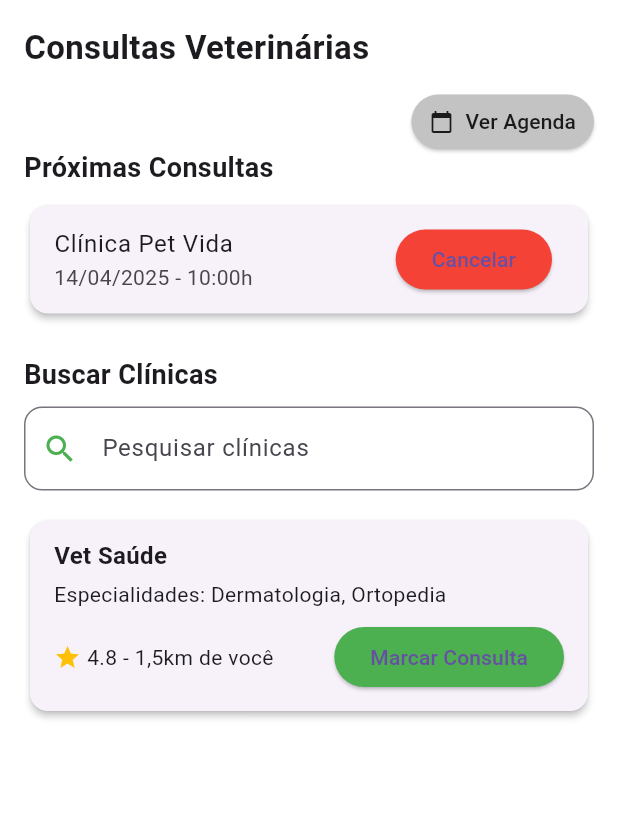
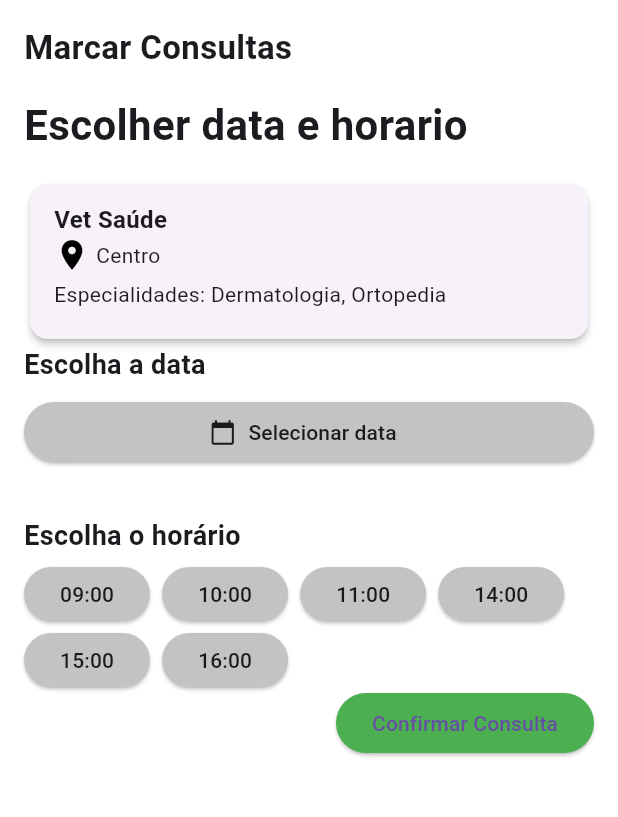
Before and after one commit to Mariaheloisaag/Health-Pet, a Flutter app: the screen it shows after launch, on a phone screen of 412 x 824 dp, the part 90-907 px from its top. Run offline on Flutter 3.47's test engine with Material 3 defaults, Android fonts, the light colour scheme and no system bars.

Commit message:
Tela de Marcar Consultas

```diff
--- a/lib/main.dart
+++ b/lib/main.dart
@@ -1,10 +1,12 @@
   import 'package:flutter/material.dart';
+  import 'package:flutter_base_page/marcarconsultas_screen.dart';
   import 'consultas_screen.dart';
+  import 'marcarconsultas_screen.dart';
 
   void main() {
     runApp(MaterialApp(
       debugShowCheckedModeBanner: false,
-      home: ConsultasScreen(),
+      home: MarcarconsultasScreen(),
     ));
   }
 
--- /dev/null
+++ b/lib/marcarconsultas_screen.dart
@@ -0,0 +1,221 @@
+import 'package:flutter/material.dart';
+import 'agendas_screen.dart';
+
+class MarcarconsultasScreen extends StatefulWidget {
+  const MarcarconsultasScreen({super.key});
+
+  @override
+  State<MarcarconsultasScreen> createState() => _MarcarconsultasScreenState();
+}
+
+class _MarcarconsultasScreenState extends State<MarcarconsultasScreen> {
+  DateTime? dataSelecionada;
+  String? horarioSelecionado;
+
+  final List<String> horariosDisponiveis = [
+    '09:00',
+    '10:00',
+    '11:00',
+    '14:00',
+    '15:00',
+    '16:00',
+  ];
+
+  @override
+  Widget build(BuildContext context) {
+    return Scaffold(
+      appBar: PreferredSize(
+        preferredSize: const Size.fromHeight(60),
+        child: AppBar(
+          backgroundColor: const Color(0xFFB2E898),
+          elevation: 0,
+          leading: IconButton(
+            icon: Icon(Icons.arrow_back, color: Colors.green[900]),
+            onPressed: () {
+              Navigator.pop(context);
+            },
+          ),
+          centerTitle: true,
+          title: Image.asset('assets/logo.png', height: 90),
+        ),
+      ),
+      body: Container(
+        color: Colors.white,
+        padding: const EdgeInsets.all(16),
+        child: ListView(
+          children: [
+            const Text(
+              'Marcar Consultas',
+              style: TextStyle(fontSize: 22, fontWeight: FontWeight.bold),
+            ),
+            const SizedBox(height: 16),
+            const Text(
+              'Escolher data e horario',
+              style: TextStyle(fontSize: 28, fontWeight: FontWeight.bold),
+            ),
+            const SizedBox(height: 16),
+
+            // Clínica
+            Card(
+              elevation: 2,
+              shape: RoundedRectangleBorder(
+                borderRadius: BorderRadius.circular(12),
+              ),
+              child: Padding(
+                padding: const EdgeInsets.symmetric(
+                  vertical: 12,
+                  horizontal: 16,
+                ),
+                child: Column(
+                  crossAxisAlignment: CrossAxisAlignment.start,
+                  children: [
+                    const Text(
+                      'Vet Saúde',
+                      style: TextStyle(
+                        fontSize: 16,
+                        fontWeight: FontWeight.bold,
+                      ),
+                    ),
+                    Row(
+                      children: const [
+                        Icon(Icons.location_on, color: Colors.black),
+                        SizedBox(width: 4),
+                        Text('Centro'),
+                      ],
+                    ),
+                    const SizedBox(height: 4),
+                    const Text('Especialidades: Dermatologia, Ortopedia'),
+                    const SizedBox(height: 8),
+                  ],
+                ),
+              ),
+            ),
+
+            const Text(
+              'Escolha a data',
+              style: TextStyle(fontSize: 18, fontWeight: FontWeight.w600),
+            ),
+            const SizedBox(height: 8),
+
+            ElevatedButton.icon(
+              style: ElevatedButton.styleFrom(
+                backgroundColor: const Color.fromARGB(255, 194, 195, 194),
+              ),
+              onPressed: () async {
+                DateTime? picked = await showDatePicker(
+                  context: context,
+                  initialDate: dataSelecionada ?? DateTime.now(),
+                  firstDate: DateTime(2000),
+                  lastDate: DateTime(2100),
+                );
+                if (picked != null) {
+                  setState(() {
+                    dataSelecionada = picked;
+                  });
+                }
+              },
+              icon: const Icon(Icons.calendar_today, color: Colors.black87),
+              label: Text(
+                dataSelecionada == null
+                    ? 'Selecionar data'
+                    : '${dataSelecionada!.day}/${dataSelecionada!.month}/${dataSelecionada!.year}',
+                style: const TextStyle(color: Colors.black87),
+              ),
+            ),
+
+            const SizedBox(height: 16),
+            const SizedBox(height: 16),
+            const Text(
+              'Escolha o horário',
+              style: TextStyle(fontSize: 18, fontWeight: FontWeight.w600),
+            ),
+            const SizedBox(height: 8),
+            Wrap(
+              spacing: 8,
+              runSpacing: 8,
+              children:
+                  horariosDisponiveis.map((horario) {
+                    final bool selecionado = horario == horarioSelecionado;
+                    return SizedBox(
+                      height: 36,
+                      child: ElevatedButton(
+                        onPressed: () {
+                          setState(() {
+                            horarioSelecionado = horario;
+                          });
+                        },
+                        style: ElevatedButton.styleFrom(
+                          backgroundColor:
+                              selecionado
+                                  ? Colors.green
+                                  : const Color.fromARGB(255, 194, 195, 194),
+                        ),
+                        child: Text(
+                          horario,
+                          style: TextStyle(
+                            color: selecionado ? Colors.white : Colors.black87,
+                          ),
+                        ),
+                      ),
+                    );
+                  }).toList(),
+            ),
+            Row(
+              mainAxisAlignment: MainAxisAlignment.end,
+              children: [
+                SizedBox(height: 36),
+
+                ElevatedButton(
+                  style: ElevatedButton.styleFrom(
+                    backgroundColor: Colors.green,
+                  ),
+                  onPressed: () {
+                    if (dataSelecionada == null || horarioSelecionado == null) {
+                      // Se algum dos dados não estiver selecionado, mostra aviso
+                      showDialog(
+                        context: context,
+                        builder:
+                            (context) => AlertDialog(
+                              title: const Text('Atenção'),
+                              content: const Text(
+                                'Por favor, selecione data e horário.',
+                              ),
+                              actions: [
+                                TextButton(
+                                  onPressed: () => Navigator.pop(context),
+                                  child: const Text('OK'),
+                                ),
+                              ],
+                            ),
+                      );
+                    } else {
+                      // Mostra confirmação com os dados selecionados
+                      showDialog(
+                        context: context,
+                        builder:
+                            (context) => AlertDialog(
+                              title: const Text('Consulta marcada'),
+                              content: Text(
+                                'Data: ${dataSelecionada!.day}/${dataSelecionada!.month}/${dataSelecionada!.year}\n'
+                                'Horário: $horarioSelecionado',
+                              ),
+                              actions: [
+                                TextButton(
+                                  onPressed: () => Navigator.pop(context),
+                                  child: const Text('Fechar'),
+                                ),
+                              ],
+                            ),
+                      );
+                    }
+                  },
+                  child: const Text('Confirmar Consulta'),
+                ),
+              ],
+            ),
+          ],
+        ),
+      ),
+    );
+  }
+}
```
